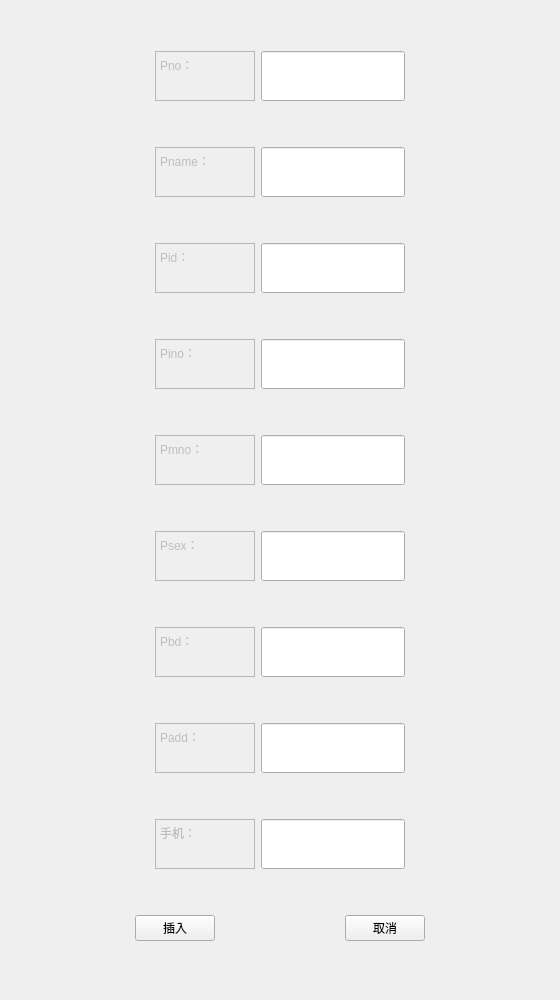
Qt form updateDoctor.ui (PM2496/DataBaseProject) before a commit.
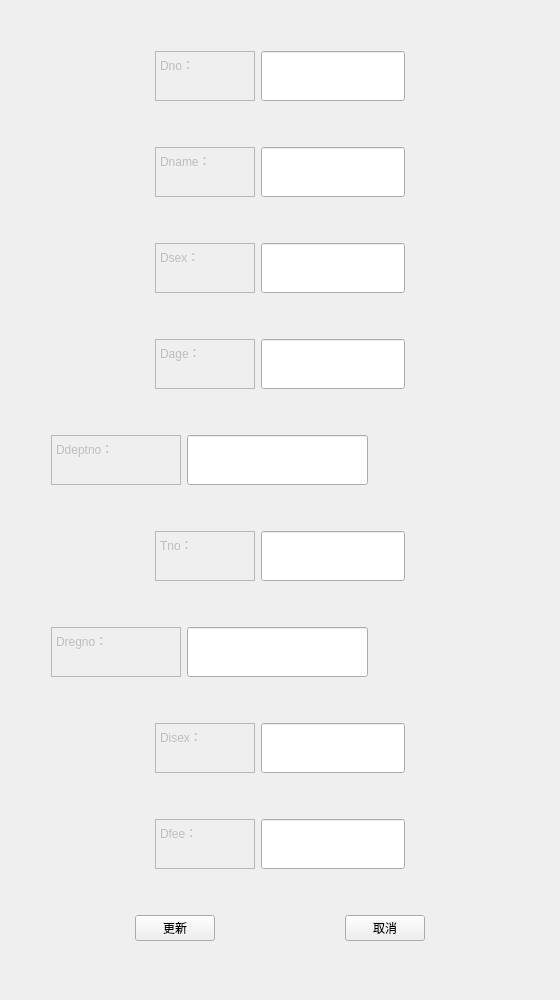
The same form after that commit.

```diff
--- a/updateDoctor.ui
+++ b/updateDoctor.ui
@@ -72,7 +72,7 @@
 &lt;html&gt;&lt;head&gt;&lt;meta name=&quot;qrichtext&quot; content=&quot;1&quot; /&gt;&lt;style type=&quot;text/css&quot;&gt;
 p, li { white-space: pre-wrap; }
 &lt;/style&gt;&lt;/head&gt;&lt;body style=&quot; font-family:'SimSun'; font-size:9pt; font-weight:400; font-style:normal;&quot;&gt;
-&lt;p style=&quot; margin-top:0px; margin-bottom:0px; margin-left:0px; margin-right:0px; -qt-block-indent:0; text-indent:0px;&quot;&gt;Pno：&lt;/p&gt;&lt;/body&gt;&lt;/html&gt;</string>
+&lt;p style=&quot; margin-top:0px; margin-bottom:0px; margin-left:0px; margin-right:0px; -qt-block-indent:0; text-indent:0px;&quot;&gt;Dno：&lt;/p&gt;&lt;/body&gt;&lt;/html&gt;</string>
        </property>
       </widget>
      </item>
@@ -193,7 +193,7 @@
 &lt;html&gt;&lt;head&gt;&lt;meta name=&quot;qrichtext&quot; content=&quot;1&quot; /&gt;&lt;style type=&quot;text/css&quot;&gt;
 p, li { white-space: pre-wrap; }
 &lt;/style&gt;&lt;/head&gt;&lt;body style=&quot; font-family:'SimSun'; font-size:9pt; font-weight:400; font-style:normal;&quot;&gt;
-&lt;p style=&quot; margin-top:0px; margin-bottom:0px; margin-left:0px; margin-right:0px; -qt-block-indent:0; text-indent:0px;&quot;&gt;Pname：&lt;/p&gt;&lt;/body&gt;&lt;/html&gt;</string>
+&lt;p style=&quot; margin-top:0px; margin-bottom:0px; margin-left:0px; margin-right:0px; -qt-block-indent:0; text-indent:0px;&quot;&gt;Dname：&lt;/p&gt;&lt;/body&gt;&lt;/html&gt;</string>
        </property>
       </widget>
      </item>
@@ -314,7 +314,7 @@
 &lt;html&gt;&lt;head&gt;&lt;meta name=&quot;qrichtext&quot; content=&quot;1&quot; /&gt;&lt;style type=&quot;text/css&quot;&gt;
 p, li { white-space: pre-wrap; }
 &lt;/style&gt;&lt;/head&gt;&lt;body style=&quot; font-family:'SimSun'; font-size:9pt; font-weight:400; font-style:normal;&quot;&gt;
-&lt;p style=&quot; margin-top:0px; margin-bottom:0px; margin-left:0px; margin-right:0px; -qt-block-indent:0; text-indent:0px;&quot;&gt;Pid：&lt;/p&gt;&lt;/body&gt;&lt;/html&gt;</string>
+&lt;p style=&quot; margin-top:0px; margin-bottom:0px; margin-left:0px; margin-right:0px; -qt-block-indent:0; text-indent:0px;&quot;&gt;Dsex：&lt;/p&gt;&lt;/body&gt;&lt;/html&gt;</string>
        </property>
       </widget>
      </item>
@@ -435,7 +435,7 @@
 &lt;html&gt;&lt;head&gt;&lt;meta name=&quot;qrichtext&quot; content=&quot;1&quot; /&gt;&lt;style type=&quot;text/css&quot;&gt;
 p, li { white-space: pre-wrap; }
 &lt;/style&gt;&lt;/head&gt;&lt;body style=&quot; font-family:'SimSun'; font-size:9pt; font-weight:400; font-style:normal;&quot;&gt;
-&lt;p style=&quot; margin-top:0px; margin-bottom:0px; margin-left:0px; margin-right:0px; -qt-block-indent:0; text-indent:0px;&quot;&gt;Pino：&lt;/p&gt;&lt;/body&gt;&lt;/html&gt;</string>
+&lt;p style=&quot; margin-top:0px; margin-bottom:0px; margin-left:0px; margin-right:0px; -qt-block-indent:0; text-indent:0px;&quot;&gt;Dage：&lt;/p&gt;&lt;/body&gt;&lt;/html&gt;</string>
        </property>
       </widget>
      </item>
@@ -483,6 +483,9 @@
        <property name="orientation">
         <enum>Qt::Horizontal</enum>
        </property>
+       <property name="sizeType">
+        <enum>QSizePolicy::Fixed</enum>
+       </property>
        <property name="sizeHint" stdset="0">
         <size>
          <width>40</width>
@@ -497,20 +500,20 @@
         <bool>false</bool>
        </property>
        <property name="sizePolicy">
-        <sizepolicy hsizetype="Expanding" vsizetype="Fixed">
+        <sizepolicy hsizetype="Fixed" vsizetype="Fixed">
          <horstretch>0</horstretch>
          <verstretch>0</verstretch>
         </sizepolicy>
        </property>
        <property name="minimumSize">
         <size>
-         <width>100</width>
+         <width>130</width>
          <height>50</height>
         </size>
        </property>
        <property name="maximumSize">
         <size>
-         <width>100</width>
+         <width>130</width>
          <height>50</height>
         </size>
        </property>
@@ -519,7 +522,7 @@
 &lt;html&gt;&lt;head&gt;&lt;meta name=&quot;qrichtext&quot; content=&quot;1&quot; /&gt;&lt;style type=&quot;text/css&quot;&gt;
 p, li { white-space: pre-wrap; }
 &lt;/style&gt;&lt;/head&gt;&lt;body style=&quot; font-family:'SimSun'; font-size:9pt; font-weight:400; font-style:normal;&quot;&gt;
-&lt;p style=&quot; margin-top:0px; margin-bottom:0px; margin-left:0px; margin-right:0px; -qt-block-indent:0; text-indent:0px;&quot;&gt;Pmno：&lt;/p&gt;&lt;/body&gt;&lt;/html&gt;</string>
+&lt;p style=&quot; margin-top:0px; margin-bottom:0px; margin-left:0px; margin-right:0px; -qt-block-indent:0; text-indent:0px;&quot;&gt;Ddeptno：&lt;/p&gt;&lt;/body&gt;&lt;/html&gt;</string>
        </property>
       </widget>
      </item>
@@ -603,7 +606,7 @@
 &lt;html&gt;&lt;head&gt;&lt;meta name=&quot;qrichtext&quot; content=&quot;1&quot; /&gt;&lt;style type=&quot;text/css&quot;&gt;
 p, li { white-space: pre-wrap; }
 &lt;/style&gt;&lt;/head&gt;&lt;body style=&quot; font-family:'SimSun'; font-size:9pt; font-weight:400; font-style:normal;&quot;&gt;
-&lt;p style=&quot; margin-top:0px; margin-bottom:0px; margin-left:0px; margin-right:0px; -qt-block-indent:0; text-indent:0px;&quot;&gt;Psex：&lt;/p&gt;&lt;/body&gt;&lt;/html&gt;</string>
+&lt;p style=&quot; margin-top:0px; margin-bottom:0px; margin-left:0px; margin-right:0px; -qt-block-indent:0; text-indent:0px;&quot;&gt;Tno：&lt;/p&gt;&lt;/body&gt;&lt;/html&gt;</string>
        </property>
       </widget>
      </item>
@@ -651,6 +654,9 @@
        <property name="orientation">
         <enum>Qt::Horizontal</enum>
        </property>
+       <property name="sizeType">
+        <enum>QSizePolicy::Fixed</enum>
+       </property>
        <property name="sizeHint" stdset="0">
         <size>
          <width>40</width>
@@ -672,13 +678,13 @@
        </property>
        <property name="minimumSize">
         <size>
-         <width>100</width>
+         <width>130</width>
          <height>50</height>
         </size>
        </property>
        <property name="maximumSize">
         <size>
-         <width>100</width>
+         <width>130</width>
          <height>50</height>
         </size>
        </property>
@@ -687,7 +693,7 @@
 &lt;html&gt;&lt;head&gt;&lt;meta name=&quot;qrichtext&quot; content=&quot;1&quot; /&gt;&lt;style type=&quot;text/css&quot;&gt;
 p, li { white-space: pre-wrap; }
 &lt;/style&gt;&lt;/head&gt;&lt;body style=&quot; font-family:'SimSun'; font-size:9pt; font-weight:400; font-style:normal;&quot;&gt;
-&lt;p style=&quot; margin-top:0px; margin-bottom:0px; margin-left:0px; margin-right:0px; -qt-block-indent:0; text-indent:0px;&quot;&gt;Pbd：&lt;/p&gt;&lt;/body&gt;&lt;/html&gt;</string>
+&lt;p style=&quot; margin-top:0px; margin-bottom:0px; margin-left:0px; margin-right:0px; -qt-block-indent:0; text-indent:0px;&quot;&gt;Dregno：&lt;/p&gt;&lt;/body&gt;&lt;/html&gt;</string>
        </property>
       </widget>
      </item>
@@ -771,7 +777,7 @@
 &lt;html&gt;&lt;head&gt;&lt;meta name=&quot;qrichtext&quot; content=&quot;1&quot; /&gt;&lt;style type=&quot;text/css&quot;&gt;
 p, li { white-space: pre-wrap; }
 &lt;/style&gt;&lt;/head&gt;&lt;body style=&quot; font-family:'SimSun'; font-size:9pt; font-weight:400; font-style:normal;&quot;&gt;
-&lt;p style=&quot; margin-top:0px; margin-bottom:0px; margin-left:0px; margin-right:0px; -qt-block-indent:0; text-indent:0px;&quot;&gt;Padd：&lt;/p&gt;&lt;/body&gt;&lt;/html&gt;</string>
+&lt;p style=&quot; margin-top:0px; margin-bottom:0px; margin-left:0px; margin-right:0px; -qt-block-indent:0; text-indent:0px;&quot;&gt;Disex：&lt;/p&gt;&lt;/body&gt;&lt;/html&gt;</string>
        </property>
       </widget>
      </item>
@@ -855,7 +861,7 @@
 &lt;html&gt;&lt;head&gt;&lt;meta name=&quot;qrichtext&quot; content=&quot;1&quot; /&gt;&lt;style type=&quot;text/css&quot;&gt;
 p, li { white-space: pre-wrap; }
 &lt;/style&gt;&lt;/head&gt;&lt;body style=&quot; font-family:'SimSun'; font-size:9pt; font-weight:400; font-style:normal;&quot;&gt;
-&lt;p style=&quot; margin-top:0px; margin-bottom:0px; margin-left:0px; margin-right:0px; -qt-block-indent:0; text-indent:0px;&quot;&gt;手机：&lt;/p&gt;&lt;/body&gt;&lt;/html&gt;</string>
+&lt;p style=&quot; margin-top:0px; margin-bottom:0px; margin-left:0px; margin-right:0px; -qt-block-indent:0; text-indent:0px;&quot;&gt;Dfee：&lt;/p&gt;&lt;/body&gt;&lt;/html&gt;</string>
        </property>
       </widget>
      </item>
@@ -907,7 +913,7 @@
         </sizepolicy>
        </property>
        <property name="text">
-        <string>插入</string>
+        <string>更新</string>
        </property>
       </widget>
      </item>
```
Left out of the diff: 46 changed lines with no effect on the pictures.
